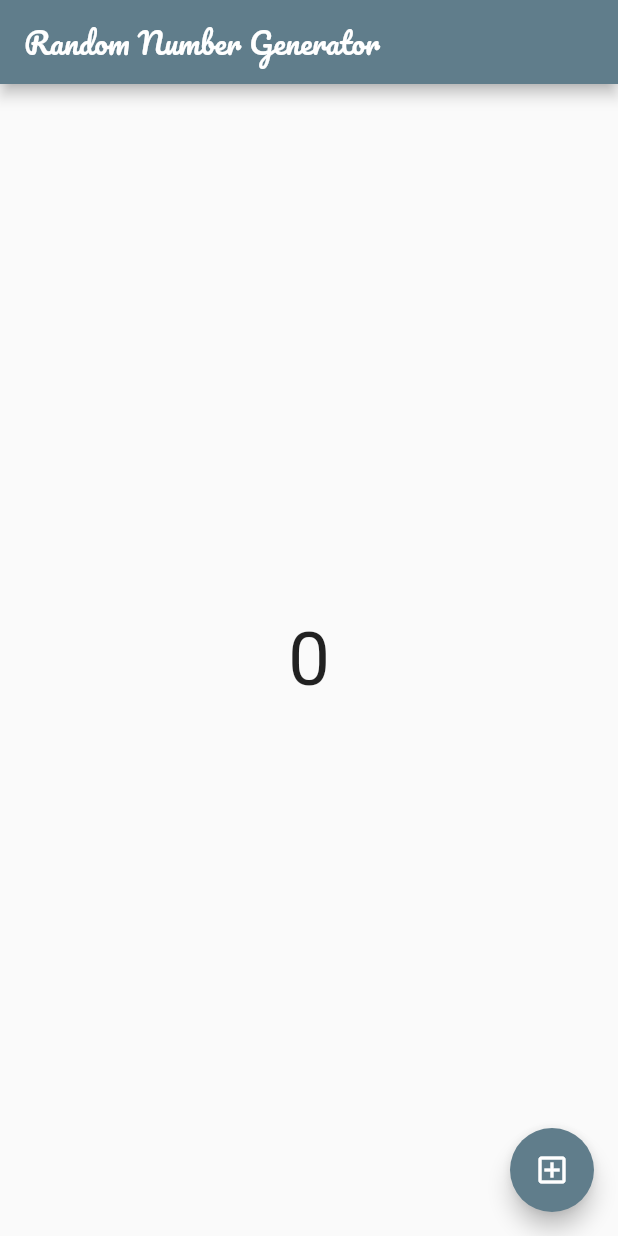
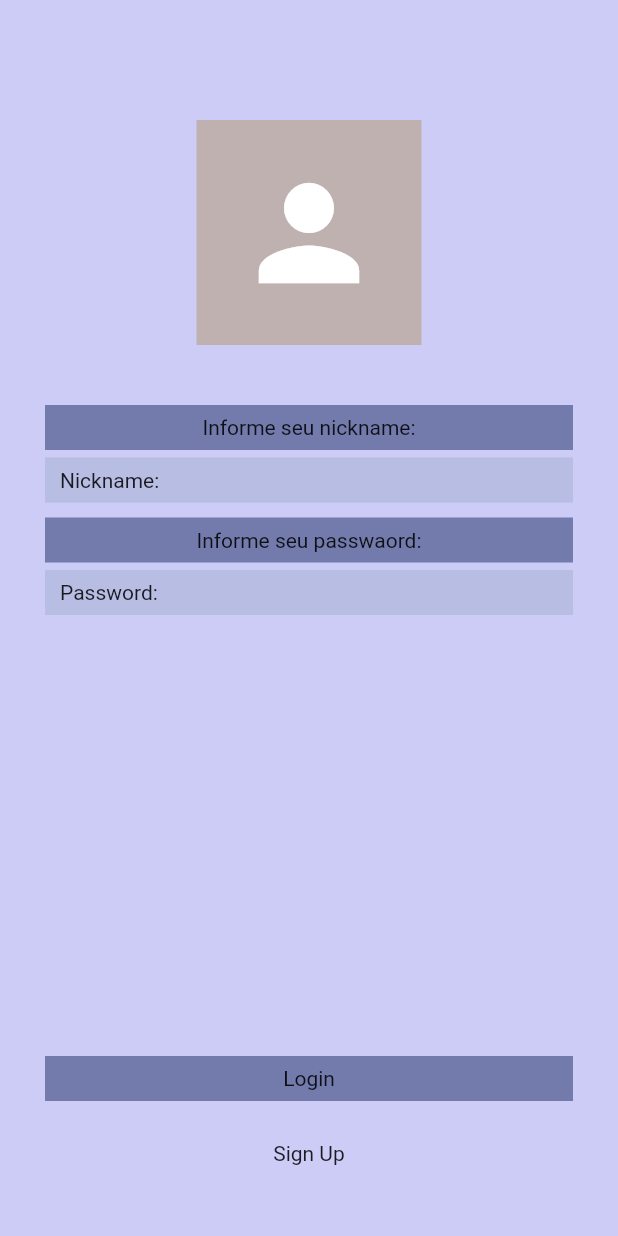
Before and after one commit to MarcusVNT/trilhaapp, a Flutter app: the screen it shows after launch, on a phone screen of 412 x 824 dp. Run offline on Flutter 3.47's test engine with Material 2 defaults, Android fonts, the phone set to English and light mode, and no system bars; our stand-ins replace google_fonts; Roboto replaces fonts that are missing (Acme).

Commit message:
Add Login Screen

```diff
--- a/lib/my_app.dart
+++ b/lib/my_app.dart
@@ -1,7 +1,6 @@
 import 'package:flutter/material.dart';
 import 'package:google_fonts/google_fonts.dart';
-
-import 'pages/home_page.dart';
+import 'package:trilhaapp/pages/login_page.dart';
 
 class MyApp extends StatelessWidget {
   const MyApp({super.key});
@@ -12,8 +11,8 @@ class MyApp extends StatelessWidget {
       debugShowCheckedModeBanner: false,
       theme: ThemeData(
           primarySwatch: Colors.blueGrey,
-          textTheme: GoogleFonts.pacificoTextTheme()),
-      home: const HomePage(),
+          textTheme: GoogleFonts.robotoTextTheme()),
+      home: const LoginPage(),
     );
   }
 }
--- a/lib/pages/home_page.dart
+++ b/lib/pages/home_page.dart
@@ -11,6 +11,7 @@ class HomePage extends StatefulWidget {
 
 class _HomePageState extends State<HomePage> {
   var generatedNumber = 0;
+  var quantityClicks = 0;
 
   @override
   Widget build(BuildContext context) {
@@ -18,12 +19,36 @@ class _HomePageState extends State<HomePage> {
       appBar: AppBar(
         title: const Text("Random Number Generator"),
       ),
-      body: Center(
-          child: Text(generatedNumber.toString(),
-              style: GoogleFonts.acme(fontSize: 50))),
+      body: Container(
+        width: double.infinity,
+        margin: const EdgeInsets.symmetric(horizontal: 20, vertical: 16),
+        child: Column(
+          crossAxisAlignment: CrossAxisAlignment.center,
+          mainAxisAlignment: MainAxisAlignment.center,
+          children: [
+            Text("O botão foi clicado ${quantityClicks.toString()} vezes:",
+                style: GoogleFonts.acme(fontSize: 16)),
+            const Text(""),
+            Container(
+                padding:
+                    const EdgeInsets.symmetric(horizontal: 24, vertical: 8),
+                color: const Color.fromARGB(255, 115, 123, 173),
+                child: Text("O número gerado foi:",
+                    style: GoogleFonts.acme(fontSize: 24))),
+            const Text(""),
+            Container(
+              padding: const EdgeInsets.symmetric(horizontal: 24),
+              color: const Color.fromARGB(255, 236, 236, 236),
+              child: Text(generatedNumber.toString(),
+                  style: GoogleFonts.acme(fontSize: 48)),
+            ),
+          ],
+        ),
+      ),
       floatingActionButton: FloatingActionButton(
         onPressed: () {
           setState(() {
+            quantityClicks = quantityClicks + 1;
             generatedNumber = GenerateRandomNumber.generateRandomNumber(100);
           });
         },
--- /dev/null
+++ b/lib/pages/login_page.dart
@@ -0,0 +1,108 @@
+import 'package:flutter/material.dart';
+
+class LoginPage extends StatefulWidget {
+  const LoginPage({super.key});
+
+  @override
+  State<LoginPage> createState() => _LoginPageState();
+}
+
+class _LoginPageState extends State<LoginPage> {
+  @override
+  Widget build(BuildContext context) {
+    return SafeArea(
+      child: Scaffold(
+        backgroundColor: const Color.fromARGB(255, 204, 204, 247),
+        body: SizedBox(
+          width: double.infinity,
+          child: Column(
+            crossAxisAlignment: CrossAxisAlignment.center,
+            children: [
+              const SizedBox(
+                height: 80,
+              ),
+              Container(
+                  width: 150,
+                  height: 150,
+                  color: const Color.fromARGB(255, 192, 177, 177),
+                  child:
+                      const Icon(Icons.person, size: 100, color: Colors.white)),
+              const SizedBox(
+                height: 40,
+              ),
+              Container(
+                alignment: Alignment.center,
+                width: double.infinity,
+                margin: const EdgeInsets.symmetric(horizontal: 30),
+                color: const Color.fromARGB(255, 115, 123, 173),
+                height: 30,
+                child: const Text("Informe seu nickname:"),
+              ),
+              const SizedBox(
+                height: 5,
+              ),
+              Container(
+                alignment: Alignment.centerLeft,
+                width: double.infinity,
+                padding: const EdgeInsets.symmetric(horizontal: 10),
+                margin: const EdgeInsets.symmetric(horizontal: 30),
+                color: const Color.fromARGB(255, 184, 189, 228),
+                height: 30,
+                child: const Text("Nickname:"),
+              ),
+              const SizedBox(
+                height: 10,
+              ),
+              Container(
+                alignment: Alignment.center,
+                width: double.infinity,
+                margin: const EdgeInsets.symmetric(horizontal: 30),
+                color: const Color.fromARGB(255, 115, 123, 173),
+                height: 30,
+                child: const Text("Informe seu passwaord:"),
+              ),
+              const SizedBox(
+                height: 5,
+              ),
+              Container(
+                alignment: Alignment.centerLeft,
+                width: double.infinity,
+                padding: const EdgeInsets.symmetric(horizontal: 10),
+                margin: const EdgeInsets.symmetric(horizontal: 30),
+                color: const Color.fromARGB(255, 184, 189, 228),
+                height: 30,
+                child: const Text("Password:"),
+              ),
+              const SizedBox(
+                height: 10,
+              ),
+              Expanded(
+                child: Container(),
+              ),
+              Container(
+                alignment: Alignment.center,
+                width: double.infinity,
+                margin: const EdgeInsets.symmetric(horizontal: 30),
+                color: const Color.fromARGB(255, 115, 123, 173),
+                height: 30,
+                child: const Text("Login"),
+              ),
+              const SizedBox(
+                height: 20,
+              ),
+              Container(
+                alignment: Alignment.center,
+                margin: const EdgeInsets.symmetric(horizontal: 30),
+                height: 30,
+                child: const Text("Sign Up"),
+              ),
+              const SizedBox(
+                height: 40,
+              ),
+            ],
+          ),
+        ),
+      ),
+    );
+  }
+}
```
